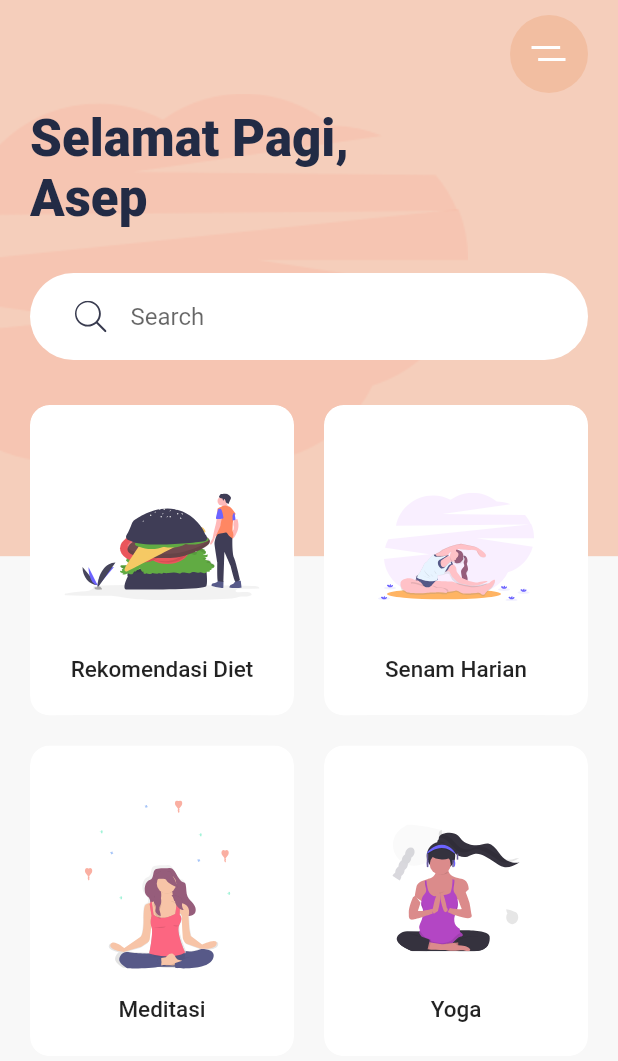
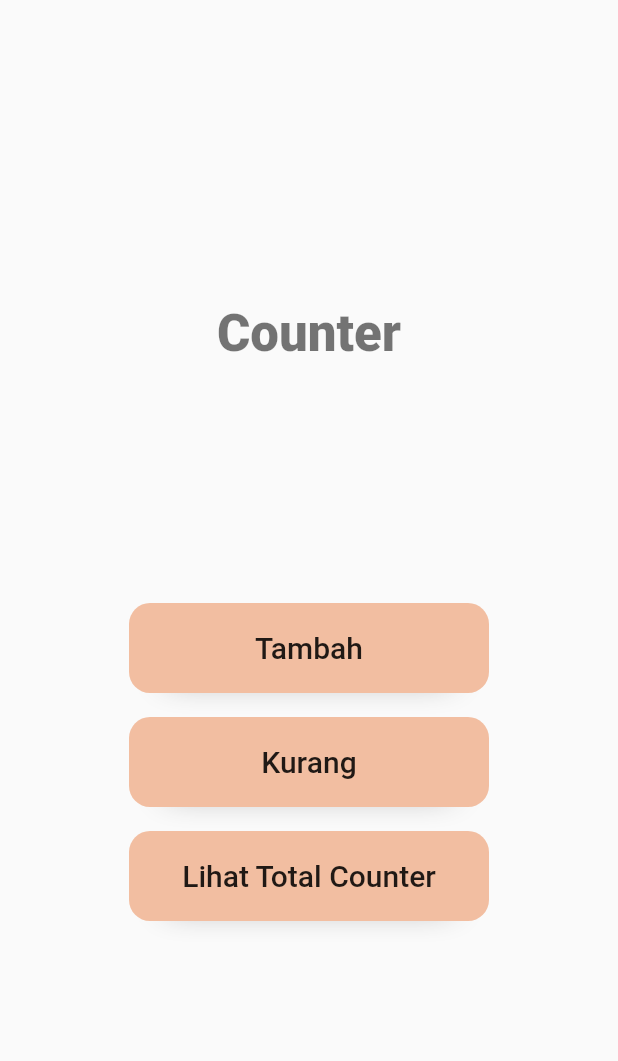
Before and after one commit to YLab-Mobile-Dev-Bootcamp/Fauzan_Task1, a Flutter app: the screen it shows after launch, on a phone screen of 412 x 824 dp. Shown: the top 1061 px of the screen. Run offline on Flutter 3.47's test engine with Material 2 defaults, Android fonts, the phone set to English and light mode, and no system bars; our stand-ins replace get.

Commit message:
Initial commit for task3

```diff
--- a/lib/constants.dart
+++ /dev/null
@@ -1,8 +0,0 @@
-import 'package:flutter/material.dart';
-
-const kBackgroundColor = Color(0xFFF8F8F8);
-const kActiveIconColor = Color(0xFFE68342);
-const kTextColor = Color(0xFF222B45);
-const kBlueLightColor = Color(0xFFC7B8F5);
-const kBlueColor = Color(0xFF817DC0);
-const kShadowColor = Color(0xFFE6E6E6);
--- /dev/null
+++ b/lib/controllers/my_home_page_controller.dart
@@ -0,0 +1,7 @@
+import 'package:get/get.dart';
+
+class MyHomePageController extends GetxController {
+  final count = 0.obs;
+  increment() => count.value++;
+  decrement() => count.value--;
+}
--- a/lib/getCounterApp.dart
+++ /dev/null
@@ -1,7 +0,0 @@
-import 'package:flutter/material.dart';
-import 'package:get/get.dart';
-
-class Controller extends GetxController {
-  var count = 0.obs;
-  increment() => count++;
-}
--- a/lib/main.dart
+++ b/lib/main.dart
@@ -1,6 +1,6 @@
 import 'package:flutter/material.dart';
-import 'package:flutter_svg/svg.dart';
-import 'package:starter_project/constants.dart';
+import './views/my_home_page.dart';
+import 'package:get/get.dart';
 
 void main() {
   runApp(MyApp());
@@ -10,170 +10,15 @@ class MyApp extends StatelessWidget {
   // This widget is the root of your application.
   @override
   Widget build(BuildContext context) {
-    return MaterialApp(
+    return GetMaterialApp(
       debugShowCheckedModeBanner: false,
-      title: 'Exercise App',
+      title: 'Counter App',
       theme: ThemeData(
-        fontFamily: "Cairo",
-        scaffoldBackgroundColor: kBackgroundColor,
-        textTheme: Theme.of(context).textTheme.apply(displayColor: kTextColor),
+        primarySwatch: Colors.blue,
         visualDensity: VisualDensity.adaptivePlatformDensity,
       ),
       // home: MyHomePage(title: 'Halaman Demo Flutter'),
-      home: HomeScreen(),
+      home: MyHomePage(title: 'Counter'),
     );
   }
 }
-
-class HomeScreen extends StatelessWidget {
-  const HomeScreen({Key key}) : super(key: key);
-
-  @override
-  Widget build(BuildContext context) {
-    var size = MediaQuery.of(context).size;
-    return Scaffold(
-      body: Stack(
-        children: <Widget>[
-          Container(
-            // the height of container is 45% of device height
-            height: size.height * .45,
-            decoration: BoxDecoration(
-                color: Color(0xFFF5CEBB),
-                image: DecorationImage(
-                  alignment: Alignment.centerLeft,
-                  image: AssetImage("assets/images/undraw_pilates_gpdb.png"),
-                )),
-          ),
-          SafeArea(
-            child: Padding(
-              padding: const EdgeInsets.symmetric(horizontal: 20),
-              child: Column(
-                crossAxisAlignment: CrossAxisAlignment.start,
-                children: <Widget>[
-                  Container(
-                    margin: EdgeInsets.symmetric(vertical: 10),
-                    child: Align(
-                      alignment: Alignment.topRight,
-                      child: Container(
-                        alignment: Alignment.center,
-                        height: 52,
-                        width: 52,
-                        decoration: BoxDecoration(
-                          color: Color(0xFFF2BEA1),
-                          shape: BoxShape.circle,
-                        ),
-                        child: SvgPicture.asset("assets/icons/menu.svg"),
-                      ),
-                    ),
-                  ),
-                  Text(
-                    "Selamat Pagi, \nAsep",
-                    style: Theme.of(context)
-                        .textTheme
-                        .headline4
-                        .copyWith(fontWeight: FontWeight.w900),
-                  ),
-                  Container(
-                    margin: EdgeInsets.symmetric(vertical: 30),
-                    padding: EdgeInsets.symmetric(horizontal: 30, vertical: 5),
-                    decoration: BoxDecoration(
-                      color: Colors.white,
-                      borderRadius: BorderRadius.circular(29.5),
-                    ),
-                    child: TextField(
-                      decoration: InputDecoration(
-                          hintText: "Search",
-                          icon: SvgPicture.asset("assets/icons/search.svg"),
-                          border: InputBorder.none),
-                    ),
-                  ),
-                  Expanded(
-                    child: GridView.count(
-                      crossAxisCount: 2,
-                      childAspectRatio: .85,
-                      crossAxisSpacing: 20,
-                      mainAxisSpacing: 20,
-                      children: <Widget>[
-                        CategoryCard(
-                          title: "Rekomendasi Diet",
-                          svgSrc: "assets/icons/Hamburger.svg",
-                        ),
-                        CategoryCard(
-                          title: "Senam Harian",
-                          svgSrc: "assets/icons/Exercises.svg",
-                        ),
-                        CategoryCard(
-                          title: "Meditasi",
-                          svgSrc: "assets/icons/Meditation.svg",
-                        ),
-                        CategoryCard(
-                          title: "Yoga",
-                          svgSrc: "assets/icons/yoga.svg",
-                        ),
-                      ],
-                    ),
-                  ),
-                ],
-              ),
-            ),
-          ),
-        ],
-      ),
-    );
-  }
-}
-
-class CategoryCard extends StatelessWidget {
-  final String svgSrc;
-  final String title;
-  const CategoryCard({
-    Key key,
-    this.svgSrc,
-    this.title,
-  }) : super(key: key);
-
-  @override
-  Widget build(BuildContext context) {
-    return ClipRRect(
-      borderRadius: BorderRadius.circular(13),
-      child: Container(
-        padding: EdgeInsets.all(2),
-        decoration: BoxDecoration(
-          color: Colors.white,
-          borderRadius: BorderRadius.circular(13),
-          boxShadow: [
-            BoxShadow(
-              offset: Offset(0, 17),
-              blurRadius: 17,
-              spreadRadius: -23,
-              color: kShadowColor,
-            ),
-          ],
-        ),
-        child: Material(
-          color: Colors.transparent,
-          child: InkWell(
-            child: Padding(
-              padding: const EdgeInsets.all(20.0),
-              child: Column(
-                children: <Widget>[
-                  Spacer(),
-                  SvgPicture.asset(svgSrc),
-                  Spacer(),
-                  Text(
-                    title,
-                    textAlign: TextAlign.center,
-                    style: Theme.of(context)
-                        .textTheme
-                        .headline6
-                        .copyWith(fontSize: 15),
-                  ),
-                ],
-              ),
-            ),
-          ),
-        ),
-      ),
-    );
-  }
-}
--- /dev/null
+++ b/lib/views/about_page.dart
@@ -0,0 +1,47 @@
+import 'package:flutter/material.dart';
+import 'package:get/get.dart';
+import '../controllers/my_home_page_controller.dart';
+import './my_home_page.dart';
+
+class AboutPage extends StatelessWidget {
+  final MyHomePageController controller = Get.put(MyHomePageController());
+
+  @override
+  Widget build(BuildContext context) {
+    return Scaffold(
+      // appBar: AppBar(
+      //   title: Text('About'),
+      // ),
+      body: Center(
+        child: Column(
+          mainAxisAlignment: MainAxisAlignment.center,
+          children: <Widget>[
+            Padding(
+              padding: const EdgeInsets.all(16.0),
+              child: Text(
+                'Jumlah Counter Saat Ini:',
+                style: Theme.of(context).textTheme.headline6,
+              ),
+            ),
+            Obx(
+              () => Text(
+                '${controller.count.value}',
+                textAlign: TextAlign.center,
+                style: Theme.of(context).textTheme.headline4,
+              ),
+            ),
+            TextButton(
+              onPressed: () {
+                Get.back();
+              },
+              style: TextButton.styleFrom(
+                splashFactory: NoSplash.splashFactory,
+              ),
+              child: MainButton(text: 'Kembali ke Home'),
+            ),
+          ],
+        ),
+      ),
+    );
+  }
+}
--- /dev/null
+++ b/lib/views/my_home_page.dart
@@ -0,0 +1,104 @@
+import 'package:flutter/material.dart';
+import 'package:get/get.dart';
+import '../controllers/my_home_page_controller.dart';
+import './about_page.dart';
+
+class MyHomePage extends StatelessWidget {
+  final String title;
+  MyHomePage({this.title = 'Title'});
+
+  final MyHomePageController controller = Get.put(MyHomePageController());
+  @override
+  Widget build(BuildContext context) {
+    return Scaffold(
+      // appBar: AppBar(
+      //   title: Text(title),
+      // ),
+      body: SafeArea(
+        child: Padding(
+          padding: const EdgeInsets.all(50),
+          child: Column(
+            mainAxisAlignment: MainAxisAlignment.spaceEvenly,
+            crossAxisAlignment: CrossAxisAlignment.stretch,
+            children: <Widget>[
+              Text(
+                'Counter',
+                textAlign: TextAlign.center,
+                style: Theme.of(context)
+                    .textTheme
+                    .headline4
+                    ?.copyWith(fontWeight: FontWeight.w900),
+              ),
+              Column(
+                mainAxisAlignment: MainAxisAlignment.spaceEvenly,
+                children: <Widget>[
+                  TextButton(
+                    onPressed: controller.increment,
+                    style: TextButton.styleFrom(
+                      splashFactory: NoSplash.splashFactory,
+                    ),
+                    child: MainButton(text: 'Tambah'),
+                  ),
+                  TextButton(
+                    onPressed: controller.decrement,
+                    style: TextButton.styleFrom(
+                      splashFactory: NoSplash.splashFactory,
+                    ),
+                    child: MainButton(text: 'Kurang'),
+                  ),
+                  TextButton(
+                    onPressed: () {
+                      Get.to(AboutPage());
+                    },
+                    style: TextButton.styleFrom(
+                      splashFactory: NoSplash.splashFactory,
+                    ),
+                    child: MainButton(text: 'Lihat Total Counter'),
+                  ),
+                ],
+              ),
+            ],
+          ),
+        ),
+      ),
+    );
+  }
+}
+
+class MainButton extends StatelessWidget {
+  final String text;
+  const MainButton({this.text = 'tombol'});
+
+  @override
+  Widget build(BuildContext context) {
+    return Container(
+      // margin: EdgeInsets.symmetric(vertical: 10),
+      alignment: Alignment.center,
+      height: 60,
+      width: 240,
+      decoration: BoxDecoration(
+        color: Color(0xFFF2BEA1),
+        borderRadius: BorderRadius.circular(14),
+        boxShadow: [
+          BoxShadow(
+            offset: Offset(0, 14),
+            blurRadius: 18,
+            spreadRadius: -24,
+            color: Colors.black45,
+          ),
+        ],
+      ),
+      child: Material(
+        color: Colors.transparent,
+        child: InkWell(
+          child: Center(
+            child: Text(
+              text,
+              style: Theme.of(context).textTheme.headline6,
+            ),
+          ),
+        ),
+      ),
+    );
+  }
+}
--- a/pubspec.yaml
+++ b/pubspec.yaml
@@ -18,11 +18,12 @@ publish_to: 'none' # Remove this line if you wish to publish to pub.dev
 version: 1.0.0+1
 
 environment:
-  sdk: ">=2.10.0 <3.0.0"
+  sdk: ">=2.12.0 <3.0.0"
 
 dependencies:
   flutter:
     sdk: flutter
+  get: ^4.3.7
 
 
   # The following adds the Cupertino Icons font to your application.
```
Also changed, not shown: pubspec.lock.
